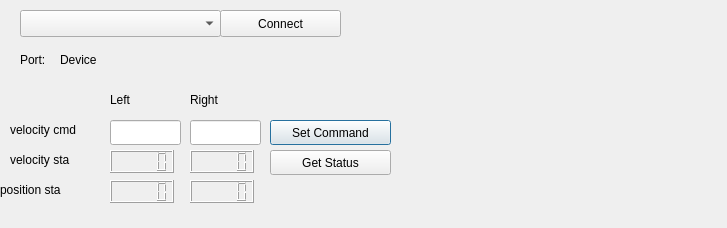
Qt form ui/littlebot_gui.ui (NestorDP/littlebot_rqt_plugin) before a commit.
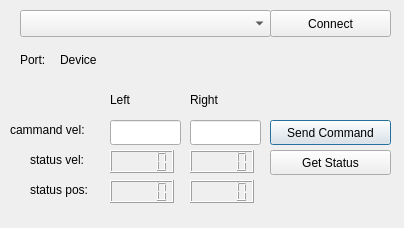
The same form after that commit.

Commit message: ✨ feat(littlebot_gui): Update status values with data from hardware

```diff
--- a/ui/littlebot_gui.ui
+++ b/ui/littlebot_gui.ui
@@ -6,7 +6,7 @@
    <rect>
     <x>0</x>
     <y>0</y>
-    <width>727</width>
+    <width>404</width>
     <height>228</height>
    </rect>
   </property>
@@ -23,7 +23,7 @@
     </rect>
    </property>
    <property name="text">
-    <string>Set Command</string>
+    <string>Send Command</string>
    </property>
   </widget>
   <widget class="QLineEdit" name="edit_left_cmd">
@@ -130,7 +130,7 @@
     <rect>
      <x>20</x>
      <y>10</y>
-     <width>201</width>
+     <width>251</width>
      <height>27</height>
     </rect>
    </property>
@@ -138,7 +138,7 @@
   <widget class="QPushButton" name="push_connect">
    <property name="geometry">
     <rect>
-     <x>220</x>
+     <x>270</x>
      <y>10</y>
      <width>121</width>
      <height>27</height>
@@ -184,33 +184,33 @@
     </rect>
    </property>
    <property name="text">
-    <string>velocity cmd</string>
+    <string>cammand vel:</string>
    </property>
   </widget>
   <widget class="QLabel" name="left_lable_3">
    <property name="geometry">
     <rect>
-     <x>10</x>
+     <x>30</x>
      <y>150</y>
-     <width>101</width>
+     <width>71</width>
      <height>20</height>
     </rect>
    </property>
    <property name="text">
-    <string>velocity sta</string>
+    <string>status vel:</string>
    </property>
   </widget>
   <widget class="QLabel" name="left_lable_4">
    <property name="geometry">
     <rect>
-     <x>0</x>
+     <x>30</x>
      <y>180</y>
-     <width>101</width>
+     <width>81</width>
      <height>20</height>
     </rect>
    </property>
    <property name="text">
-    <string>position sta</string>
+    <string>status pos:</string>
    </property>
   </widget>
  </widget>
```
The commit also changes 1 other file.
